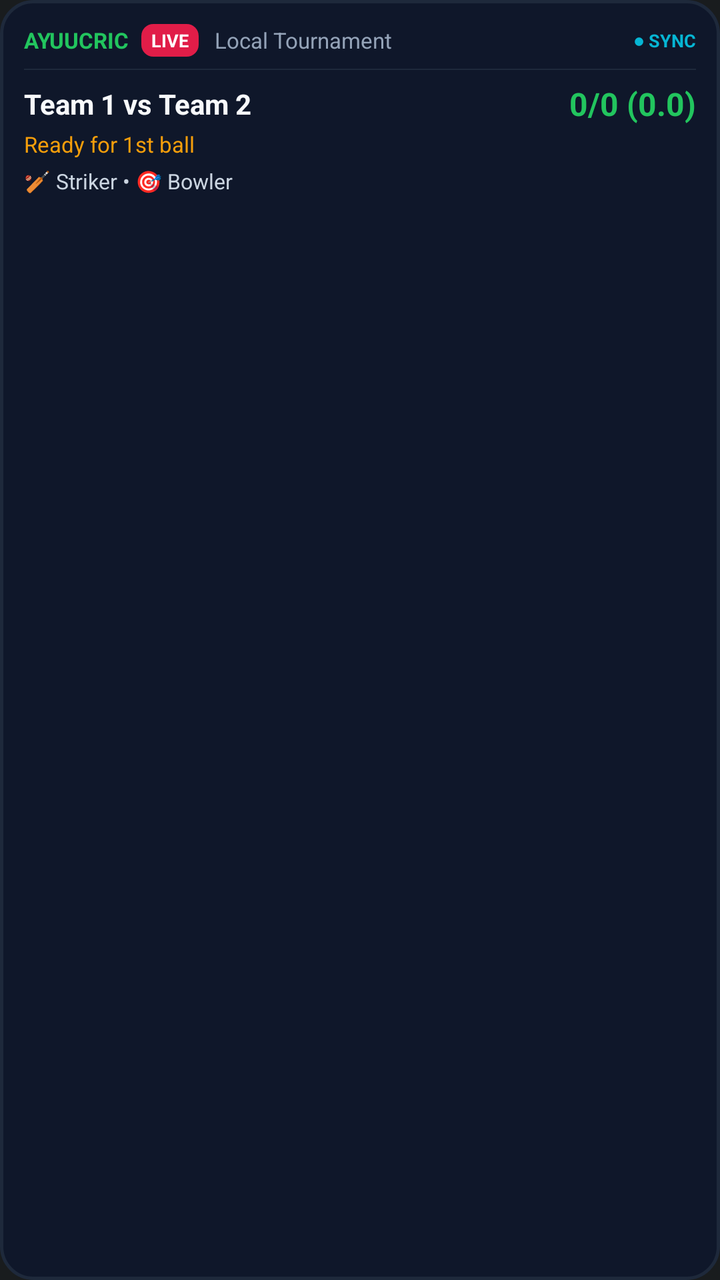
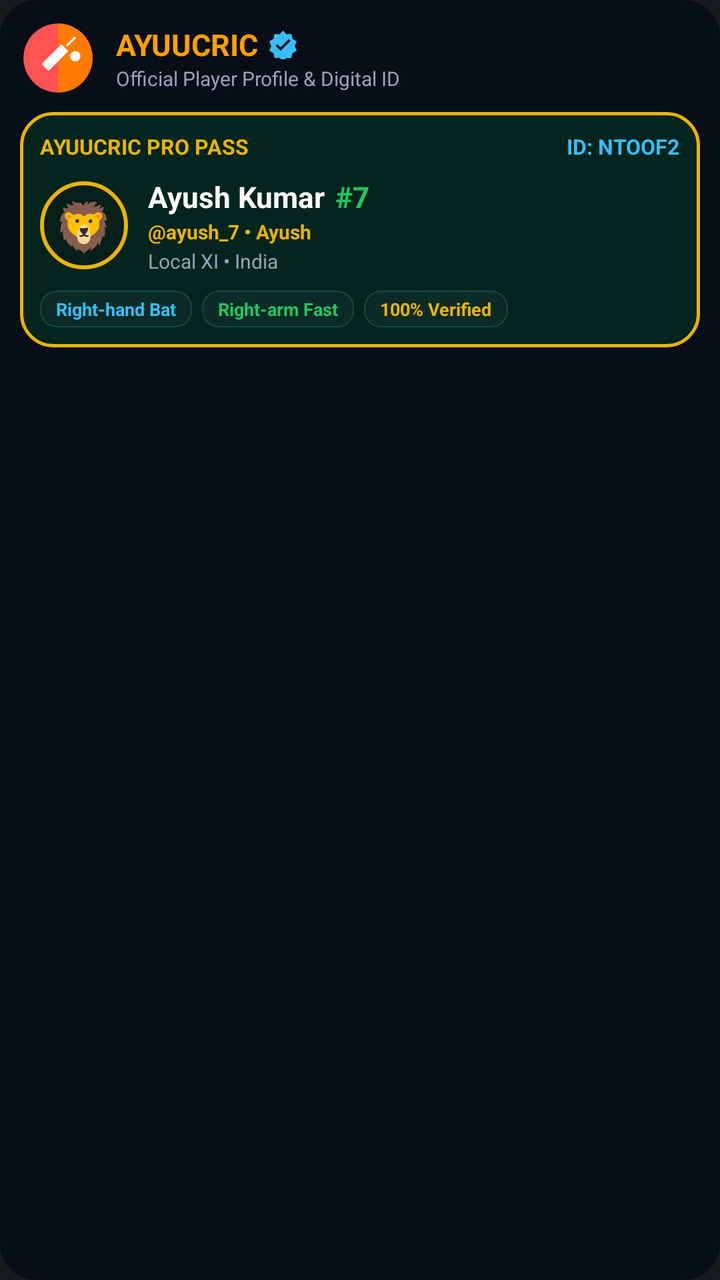

Two renders of the same Android screen: before a commit and after it. Below are the layout's source before the change and the commit's diff.
<!-- AndroidManifest.xml: application theme Theme.MyApplication -->
<!-- res/layout/widget_live_score.xml -->
<?xml version="1.0" encoding="utf-8"?>
<LinearLayout xmlns:android="http://schemas.android.com/apk/res/android"
    android:id="@+id/widget_root"
    android:layout_width="match_parent"
    android:layout_height="match_parent"
    android:background="@drawable/widget_bg"
    android:orientation="vertical"
    android:padding="12dp">

    
    <LinearLayout
        android:layout_width="match_parent"
        android:layout_height="wrap_content"
        android:gravity="center_vertical"
        android:orientation="horizontal">

        <TextView
            android:layout_width="wrap_content"
            android:layout_height="wrap_content"
            android:text="AYUUCRIC"
            android:textColor="#22C55E"
            android:textSize="11sp"
            android:textStyle="bold" />

        <TextView
            android:id="@+id/widget_badge"
            android:layout_width="wrap_content"
            android:layout_height="wrap_content"
            android:layout_marginStart="6dp"
            android:background="@drawable/widget_live_badge"
            android:paddingStart="5dp"
            android:paddingTop="2dp"
            android:paddingEnd="5dp"
            android:paddingBottom="2dp"
            android:text="LIVE"
            android:textColor="#FFFFFF"
            android:textSize="9sp"
            android:textStyle="bold" />

        <TextView
            android:id="@+id/widget_tournament"
            android:layout_width="0dp"
            android:layout_height="wrap_content"
            android:layout_marginStart="8dp"
            android:layout_weight="1"
            android:ellipsize="end"
            android:maxLines="1"
            android:text="Local Tournament"
            android:textColor="#94A3B8"
            android:textSize="11sp" />

        <TextView
            android:id="@+id/widget_refresh_time"
            android:layout_width="wrap_content"
            android:layout_height="wrap_content"
            android:text="● SYNC"
            android:textColor="#06B6D4"
            android:textSize="9sp"
            android:textStyle="bold" />
    </LinearLayout>

    <View
        android:layout_width="match_parent"
        android:layout_height="0.8dp"
        android:layout_marginTop="6dp"
        android:layout_marginBottom="6dp"
        android:background="#1E293B" />

    
    <LinearLayout
        android:id="@+id/widget_match_content"
        android:layout_width="match_parent"
        android:layout_height="0dp"
        android:layout_weight="1"
        android:orientation="vertical"
        android:visibility="visible">

        
        <LinearLayout
            android:layout_width="match_parent"
            android:layout_height="wrap_content"
            android:gravity="center_vertical"
            android:orientation="horizontal">

            <TextView
                android:id="@+id/widget_teams"
                android:layout_width="0dp"
                android:layout_height="wrap_content"
                android:layout_weight="1"
                android:ellipsize="end"
                android:maxLines="1"
                android:text="Team 1 vs Team 2"
                android:textColor="#F8FAFC"
                android:textSize="14sp"
                android:textStyle="bold" />

            <TextView
                android:id="@+id/widget_score"
                android:layout_width="wrap_content"
                android:layout_height="wrap_content"
                android:layout_marginStart="8dp"
                android:text="0/0 (0.0)"
                android:textColor="#22C55E"
                android:textSize="16sp"
                android:textStyle="bold" />
        </LinearLayout>

        
        <TextView
            android:id="@+id/widget_status"
            android:layout_width="match_parent"
            android:layout_height="wrap_content"
            android:layout_marginTop="2dp"
            android:ellipsize="end"
            android:maxLines="1"
            android:text="Ready for 1st ball"
            android:textColor="#F59E0B"
            android:textSize="11sp" />

        
        <TextView
            android:id="@+id/widget_players"
            android:layout_width="match_parent"
            android:layout_height="wrap_content"
            android:layout_marginTop="4dp"
            android:ellipsize="end"
            android:maxLines="1"
            android:text="🏏 Striker • 🎯 Bowler"
            android:textColor="#CBD5E1"
            android:textSize="10.5sp" />
    </LinearLayout>

    
    <LinearLayout
        android:id="@+id/widget_empty_content"
        android:layout_width="match_parent"
        android:layout_height="0dp"
        android:layout_weight="1"
        android:gravity="center"
        android:orientation="vertical"
        android:visibility="gone">

        <TextView
            android:layout_width="wrap_content"
            android:layout_height="wrap_content"
            android:text="🏏 Koi Match Live Nahi Hai"
            android:textColor="#F8FAFC"
            android:textSize="13sp"
            android:textStyle="bold" />

        <TextView
            android:layout_width="wrap_content"
            android:layout_height="wrap_content"
            android:layout_marginTop="2dp"
            android:text="Match shuru hote hi score yahan auto-sync hoga"
            android:textColor="#94A3B8"
            android:textSize="10sp" />
    </LinearLayout>

</LinearLayout>
<!-- resources referenced by this layout -->
<resources>
  <!-- drawable widget_bg (drawable) -->
  <?xml version="1.0" encoding="utf-8"?>
  <shape xmlns:android="http://schemas.android.com/apk/res/android"
      android:shape="rectangle">
      <solid android:color="#0F172A" />
      <corners android:radius="16dp" />
      <stroke
          android:width="1.5dp"
          android:color="#1E293B" />
  </shape>
  <!-- drawable widget_live_badge (drawable) -->
  <?xml version="1.0" encoding="utf-8"?>
  <shape xmlns:android="http://schemas.android.com/apk/res/android"
      android:shape="rectangle">
      <solid android:color="#E11D48" />
      <corners android:radius="6dp" />
  </shape>
  <style name="Theme.MyApplication" parent="android:Theme.DeviceDefault.NoActionBar" />
</resources>

<!-- the commit's change to res/layout/widget_live_score.xml (unified diff, before → after) -->
@@ -5,75 +5,15 @@
     android:layout_height="match_parent"
     android:background="@drawable/widget_bg"
     android:orientation="vertical"
-    android:padding="12dp">
-
-    
-    <LinearLayout
-        android:layout_width="match_parent"
-        android:layout_height="wrap_content"
-        android:gravity="center_vertical"
-        android:orientation="horizontal">
-
-        <TextView
-            android:layout_width="wrap_content"
-            android:layout_height="wrap_content"
-            android:text="AYUUCRIC"
-            android:textColor="#22C55E"
-            android:textSize="11sp"
-            android:textStyle="bold" />
-
-        <TextView
-            android:id="@+id/widget_badge"
-            android:layout_width="wrap_content"
-            android:layout_height="wrap_content"
-            android:layout_marginStart="6dp"
-            android:background="@drawable/widget_live_badge"
-            android:paddingStart="5dp"
-            android:paddingTop="2dp"
-            android:paddingEnd="5dp"
-            android:paddingBottom="2dp"
-            android:text="LIVE"
-            android:textColor="#FFFFFF"
-            android:textSize="9sp"
-            android:textStyle="bold" />
-
-        <TextView
-            android:id="@+id/widget_tournament"
-            android:layout_width="0dp"
-            android:layout_height="wrap_content"
-            android:layout_marginStart="8dp"
-            android:layout_weight="1"
-            android:ellipsize="end"
-            android:maxLines="1"
-            android:text="Local Tournament"
-            android:textColor="#94A3B8"
-            android:textSize="11sp" />
-
-        <TextView
-            android:id="@+id/widget_refresh_time"
-            android:layout_width="wrap_content"
-            android:layout_height="wrap_content"
-            android:text="● SYNC"
-            android:textColor="#06B6D4"
-            android:textSize="9sp"
-            android:textStyle="bold" />
-    </LinearLayout>
-
-    <View
-        android:layout_width="match_parent"
-        android:layout_height="0.8dp"
-        android:layout_marginTop="6dp"
-        android:layout_marginBottom="6dp"
-        android:background="#1E293B" />
+    android:padding="10dp">
 
     
     <LinearLayout
         android:id="@+id/widget_match_content"
         android:layout_width="match_parent"
-        android:layout_height="0dp"
-        android:layout_weight="1"
+        android:layout_height="match_parent"
         android:orientation="vertical"
-        android:visibility="visible">
+        android:visibility="gone">
 
         
         <LinearLayout
@@ -83,78 +23,328 @@
             android:orientation="horizontal">
 
             <TextView
-                android:id="@+id/widget_teams"
+                android:layout_width="wrap_content"
+                android:layout_height="wrap_content"
+                android:text="AYUUCRIC"
+                android:textColor="#22C55E"
+                android:textSize="11sp"
+                android:textStyle="bold" />
+
+            <TextView
+                android:layout_width="wrap_content"
+                android:layout_height="wrap_content"
+                android:layout_marginStart="6dp"
+                android:background="@drawable/widget_live_badge"
+                android:paddingStart="4dp"
+                android:paddingTop="1dp"
+                android:paddingEnd="4dp"
+                android:paddingBottom="1dp"
+                android:text="● LIVE"
+                android:textColor="#FFFFFF"
+                android:textSize="8sp"
+                android:textStyle="bold" />
+
+            <TextView
+                android:id="@+id/widget_tournament"
                 android:layout_width="0dp"
                 android:layout_height="wrap_content"
+                android:layout_marginStart="6dp"
                 android:layout_weight="1"
                 android:ellipsize="end"
                 android:maxLines="1"
-                android:text="Team 1 vs Team 2"
+                android:text="Match Center"
+                android:textColor="#94A3B8"
+                android:textSize="10sp" />
+
+            <TextView
+                android:id="@+id/widget_run_rates"
+                android:layout_width="wrap_content"
+                android:layout_height="wrap_content"
+                android:text="CRR: 0.0"
+                android:textColor="#EAB308"
+                android:textSize="10sp"
+                android:textStyle="bold" />
+        </LinearLayout>
+
+        
+        <LinearLayout
+            android:layout_width="match_parent"
+            android:layout_height="wrap_content"
+            android:layout_marginTop="4dp"
+            android:gravity="center_vertical"
+            android:orientation="horizontal">
+
+            <TextView
+                android:id="@+id/widget_teams"
+                android:layout_width="0dp"
+                android:layout_height="wrap_content"
+                android:layout_weight="1"
+                android:ellipsize="end"
+                android:maxLines="1"
+                android:text="IND vs PAK"
                 android:textColor="#F8FAFC"
-                android:textSize="14sp"
+                android:textSize="13sp"
                 android:textStyle="bold" />
 
             <TextView
                 android:id="@+id/widget_score"
                 android:layout_width="wrap_content"
                 android:layout_height="wrap_content"
-                android:layout_marginStart="8dp"
-                android:text="0/0 (0.0)"
+                android:layout_marginStart="4dp"
+                android:text="0/0"
                 android:textColor="#22C55E"
-                android:textSize="16sp"
-                android:textStyle="bold" />
+                android:textSize="15sp"
+                android:textStyle="bold" />
+
+            <TextView
+                android:id="@+id/widget_overs"
+                android:layout_width="wrap_content"
+                android:layout_height="wrap_content"
+                android:layout_marginStart="3dp"
+                android:text="(0.0)"
+                android:textColor="#94A3B8"
+                android:textSize="11sp" />
         </LinearLayout>
 
-        
         <TextView
-            android:id="@+id/widget_status"
+            android:id="@+id/widget_batsmen"
             android:layout_width="match_parent"
             android:layout_height="wrap_content"
             android:layout_marginTop="2dp"
             android:ellipsize="end"
             android:maxLines="1"
-            android:text="Ready for 1st ball"
-            android:textColor="#F59E0B"
-            android:textSize="11sp" />
-
-        
+            android:text="🏏 Striker* 0(0) | Non-Striker 0(0)"
+            android:textColor="#E2E8F0"
+            android:textSize="10.5sp" />
+
         <TextView
-            android:id="@+id/widget_players"
-            android:layout_width="match_parent"
-            android:layout_height="wrap_content"
-            android:layout_marginTop="4dp"
+            android:id="@+id/widget_bowler"
+            android:layout_width="match_parent"
+            android:layout_height="wrap_content"
+            android:layout_marginTop="2dp"
             android:ellipsize="end"
             android:maxLines="1"
-            android:text="🏏 Striker • 🎯 Bowler"
-            android:textColor="#CBD5E1"
-            android:textSize="10.5sp" />
+            android:text="🎯 Bowler: 0.0-0-0-0"
+            android:textColor="#38BDF8"
+            android:textSize="10sp" />
     </LinearLayout>
 
     
     <LinearLayout
-        android:id="@+id/widget_empty_content"
+        android:id="@+id/widget_profile_content"
         android:layout_width="match_parent"
-        android:layout_height="0dp"
-        android:layout_weight="1"
-        android:gravity="center"
+        android:layout_height="match_parent"
         android:orientation="vertical"
-        android:visibility="gone">
-
-        <TextView
-            android:layout_width="wrap_content"
-            android:layout_height="wrap_content"
-            android:text="🏏 Koi Match Live Nahi Hai"
-            android:textColor="#F8FAFC"
-            android:textSize="13sp"
-            android:textStyle="bold" />
-
-        <TextView
-            android:layout_width="wrap_content"
-            android:layout_height="wrap_content"
-            android:layout_marginTop="2dp"
-            android:text="Match shuru hote hi score yahan auto-sync hoga"
-            android:textColor="#94A3B8"
-            android:textSize="10sp" />
+        android:visibility="visible">
+
+        
+        <LinearLayout
+            android:layout_width="match_parent"
+            android:layout_height="wrap_content"
+            android:gravity="center_vertical"
+            android:orientation="horizontal">
+
+            
+            <ImageView
+                android:layout_width="38dp"
+                android:layout_height="38dp"
+                android:contentDescription="App Logo"
+                android:src="@drawable/ic_widget_app_circle" />
+
+            <LinearLayout
+                android:layout_width="0dp"
+                android:layout_height="wrap_content"
+                android:layout_marginStart="10dp"
+                android:layout_weight="1"
+                android:orientation="vertical">
+
+                <LinearLayout
+                    android:layout_width="wrap_content"
+                    android:layout_height="wrap_content"
+                    android:gravity="center_vertical"
+                    android:orientation="horizontal">
+
+                    <TextView
+                        android:layout_width="wrap_content"
+                        android:layout_height="wrap_content"
+                        android:text="AYUUCRIC"
+                        android:textColor="#FFA000"
+                        android:textSize="15sp"
+                        android:textStyle="bold" />
+
+                    <ImageView
+                        android:layout_width="15dp"
+                        android:layout_height="15dp"
+                        android:layout_marginStart="5dp"
+                        android:contentDescription="Verified"
+                        android:src="@drawable/ic_widget_verified_blue" />
+                </LinearLayout>
+
+                <TextView
+                    android:layout_width="wrap_content"
+                    android:layout_height="wrap_content"
+                    android:text="Official Player Profile &amp; Digital ID"
+                    android:textColor="#94A3B8"
+                    android:textSize="10sp" />
+            </LinearLayout>
+        </LinearLayout>
+
+        
+        <LinearLayout
+            android:layout_width="match_parent"
+            android:layout_height="wrap_content"
+            android:layout_marginTop="8dp"
+            android:background="@drawable/widget_pro_pass_bg"
+            android:orientation="vertical"
+            android:padding="10dp">
+
+            
+            <LinearLayout
+                android:layout_width="match_parent"
+                android:layout_height="wrap_content"
+                android:gravity="center_vertical"
+                android:orientation="horizontal">
+
+                <TextView
+                    android:layout_width="0dp"
+                    android:layout_height="wrap_content"
+                    android:layout_weight="1"
+                    android:text="AYUUCRIC PRO PASS"
+                    android:textColor="#EAB308"
+                    android:textSize="10.5sp"
+                    android:textStyle="bold" />
+
+                <TextView
+                    android:id="@+id/widget_player_digital_id"
+                    android:layout_width="wrap_content"
+                    android:layout_height="wrap_content"
+                    android:text="ID: NTOOF2"
+                    android:textColor="#38BDF8"
+                    android:textSize="10.5sp"
+                    android:textStyle="bold" />
+            </LinearLayout>
+
+            
+            <LinearLayout
+                android:layout_width="match_parent"
+                android:layout_height="wrap_content"
+                android:layout_marginTop="8dp"
+                android:gravity="center_vertical"
+                android:orientation="horizontal">
+
+                
+                <TextView
+                    android:id="@+id/widget_player_avatar"
+                    android:layout_width="44dp"
+                    android:layout_height="44dp"
+                    android:background="@drawable/widget_avatar_circle"
+                    android:gravity="center"
+                    android:text="🦁"
+                    android:textSize="24sp" />
+
+                <LinearLayout
+                    android:layout_width="0dp"
+                    android:layout_height="wrap_content"
+                    android:layout_marginStart="10dp"
+                    android:layout_weight="1"
+                    android:orientation="vertical">
+
+                    
+                    <LinearLayout
+                        android:layout_width="wrap_content"
+                        android:layout_height="wrap_content"
+                        android:orientation="horizontal">
+
+                        <TextView
+                            android:id="@+id/widget_full_name"
+                            android:layout_width="wrap_content"
+                            android:layout_height="wrap_content"
+                            android:text="Ayush Kumar"
+                            android:textColor="#FFFFFF"
+                            android:textSize="14.5sp"
+                            android:textStyle="bold" />
+
+                        <TextView
+                            android:id="@+id/widget_jersey_num"
+                            android:layout_width="wrap_content"
+                            android:layout_height="wrap_content"
+                            android:layout_marginStart="5dp"
+                            android:text="#7"
+                            android:textColor="#22C55E"
+                            android:textSize="14.5sp"
+                            android:textStyle="bold" />
+                    </LinearLayout>
+
+                    
+                    <TextView
+                        android:id="@+id/widget_username_sub"
+                        android:layout_width="wrap_content"
+                        android:layout_height="wrap_content"
+                        android:layout_marginTop="1dp"
+                        android:text="@ayush_7 • Ayush"
+                        android:textColor="#EAB308"
+                        android:textSize="10sp"
+                        android:textStyle="bold" />
+
+                    
+                    <TextView
+                        android:id="@+id/widget_team_city"
+                        android:layout_width="wrap_content"
+                        android:layout_height="wrap_content"
+                        android:layout_marginTop="1dp"
+                        android:text="Local XI • India"
+                        android:textColor="#94A3B8"
+                        android:textSize="10sp" />
+                </LinearLayout>
+            </LinearLayout>
+
+            
+            <LinearLayout
+                android:layout_width="match_parent"
+                android:layout_height="wrap_content"
+                android:layout_marginTop="8dp"
+                android:gravity="center_vertical"
+                android:orientation="horizontal">
+
+                <TextView
+                    android:id="@+id/widget_tag_bat"
+                    android:layout_width="wrap_content"
+                    android:layout_height="wrap_content"
+                    android:background="@drawable/widget_tag_bg"
+                    android:paddingHorizontal="8dp"
+                    android:paddingVertical="3dp"
+                    android:text="Right-hand Bat"
+                    android:textColor="#38BDF8"
+                    android:textSize="9sp"
+                    android:textStyle="bold" />
+
+                <TextView
+                    android:id="@+id/widget_tag_bowl"
+                    android:layout_width="wrap_content"
+                    android:layout_height="wrap_content"
+                    android:layout_marginStart="5dp"
+                    android:background="@drawable/widget_tag_bg"
+                    android:paddingHorizontal="8dp"
+                    android:paddingVertical="3dp"
+                    android:text="Right-arm Fast"
+                    android:textColor="#22C55E"
+                    android:textSize="9sp"
+                    android:textStyle="bold" />
+
+                <TextView
+                    android:id="@+id/widget_tag_bowl_verified"
+                    android:layout_width="wrap_content"
+                    android:layout_height="wrap_content"
+                    android:layout_marginStart="5dp"
+                    android:background="@drawable/widget_tag_bg"
+                    android:paddingHorizontal="8dp"
+                    android:paddingVertical="3dp"
+                    android:text="100% Verified"
+                    android:textColor="#EAB308"
+                    android:textSize="9sp"
+                    android:textStyle="bold" />
+            </LinearLayout>
+        </LinearLayout>
     </LinearLayout>
 
 </LinearLayout>
<!-- resource entries referenced after the edit -->
@@ -1,21 +1,89 @@
 <!-- resources referenced by this layout -->
 <resources>
+  <!-- drawable ic_widget_app_circle (drawable) -->
+  <vector xmlns:android="http://schemas.android.com/apk/res/android"
+      android:width="44dp"
+      android:height="44dp"
+      android:viewportWidth="44"
+      android:viewportHeight="44">
+      
+      <path
+          android:fillColor="#FF5252"
+          android:pathData="M22,2A20,20 0 1,0 42,22A20,20 0 0,0 22,2Z" />
+      <path
+          android:fillColor="#FF7A00"
+          android:pathData="M22,2A20,20 0 0,1 42,22A20,20 0 0,1 22,42Z" />
+      
+      <path
+          android:fillColor="#FFFFFF"
+          android:pathData="M16.5,29.5 L12.5,25.5 L24,14 L28,18 Z" />
+      <path
+          android:fillColor="#FFFFFF"
+          android:strokeColor="#FFFFFF"
+          android:strokeWidth="1.2"
+          android:pathData="M27,15 L32,10" />
+      
+      <path
+          android:fillColor="#FFFFFF"
+          android:pathData="M29,21 A3,3 0 1,0 35,21 A3,3 0 1,0 29,21 Z" />
+  </vector>
+  <!-- drawable ic_widget_verified_blue (drawable) -->
+  <vector xmlns:android="http://schemas.android.com/apk/res/android"
+      android:width="16dp"
+      android:height="16dp"
+      android:viewportWidth="24"
+      android:viewportHeight="24">
+      
+      <path
+          android:fillColor="#38BDF8"
+          android:pathData="M12,1L9.27,3.96L5.26,3.69L4.4,7.59L1,9.69L2.64,13.36L1,17.03L4.4,19.13L5.26,23.03L9.27,22.76L12,25.72L14.73,22.76L18.74,23.03L19.6,19.13L23,17.03L21.36,13.36L23,9.69L19.6,7.59L18.74,3.69L14.73,3.96L12,1Z" />
+      
+      <path
+          android:fillColor="#091421"
+          android:pathData="M10,17.2L6,13.2L7.4,11.8L10,14.4L16.6,7.8L18,9.2L10,17.2Z" />
+  </vector>
+  <!-- drawable widget_avatar_circle (drawable) -->
+  <?xml version="1.0" encoding="utf-8"?>
+  <shape xmlns:android="http://schemas.android.com/apk/res/android"
+      android:shape="oval">
+      <solid android:color="#071F1A" />
+      <stroke
+          android:width="2dp"
+          android:color="#EAB308" />
+  </shape>
   <!-- drawable widget_bg (drawable) -->
   <?xml version="1.0" encoding="utf-8"?>
   <shape xmlns:android="http://schemas.android.com/apk/res/android"
       android:shape="rectangle">
-      <solid android:color="#0F172A" />
-      <corners android:radius="16dp" />
-      <stroke
-          android:width="1.5dp"
-          android:color="#1E293B" />
+      <corners android:radius="18dp" />
+      <solid android:color="#080E18" />
   </shape>
   <!-- drawable widget_live_badge (drawable) -->
   <?xml version="1.0" encoding="utf-8"?>
   <shape xmlns:android="http://schemas.android.com/apk/res/android"
       android:shape="rectangle">
-      <solid android:color="#E11D48" />
       <corners android:radius="6dp" />
+      <solid android:color="#0E2A27" />
+  </shape>
+  <!-- drawable widget_pro_pass_bg (drawable) -->
+  <?xml version="1.0" encoding="utf-8"?>
+  <shape xmlns:android="http://schemas.android.com/apk/res/android"
+      android:shape="rectangle">
+      <corners android:radius="16dp" />
+      <solid android:color="#03251E" />
+      <stroke
+          android:width="1.5dp"
+          android:color="#EAB308" />
+  </shape>
+  <!-- drawable widget_tag_bg (drawable) -->
+  <?xml version="1.0" encoding="utf-8"?>
+  <shape xmlns:android="http://schemas.android.com/apk/res/android"
+      android:shape="rectangle">
+      <corners android:radius="8dp" />
+      <solid android:color="#0C2B26" />
+      <stroke
+          android:width="0.8dp"
+          android:color="#1A463E" />
   </shape>
   <style name="Theme.MyApplication" parent="android:Theme.DeviceDefault.NoActionBar" />
 </resources>
